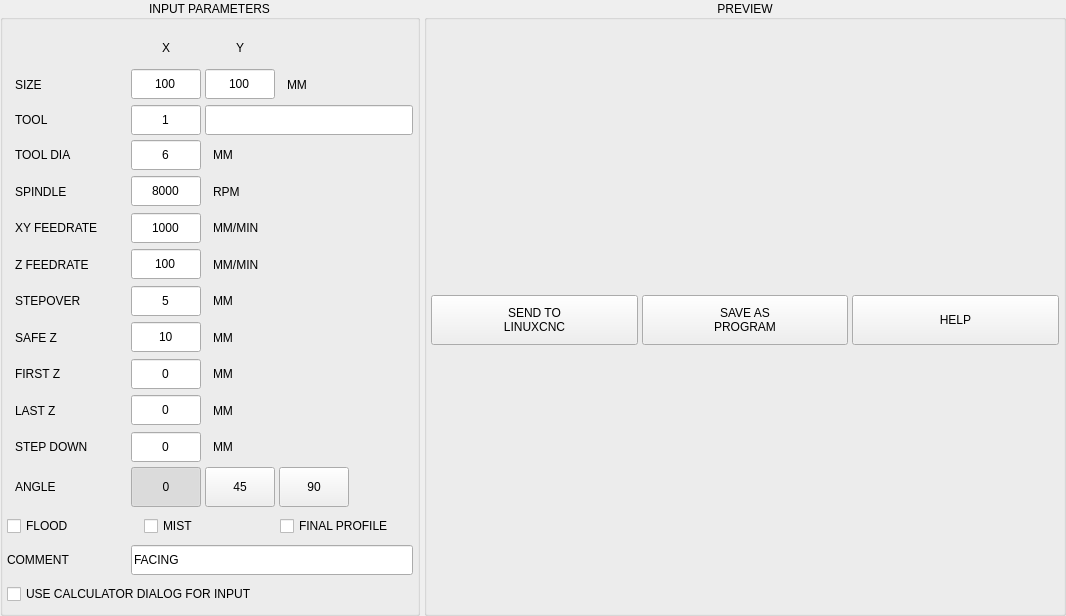
Old version of the form utils/facing.ui in the repository persei802/QtDragon_hd.
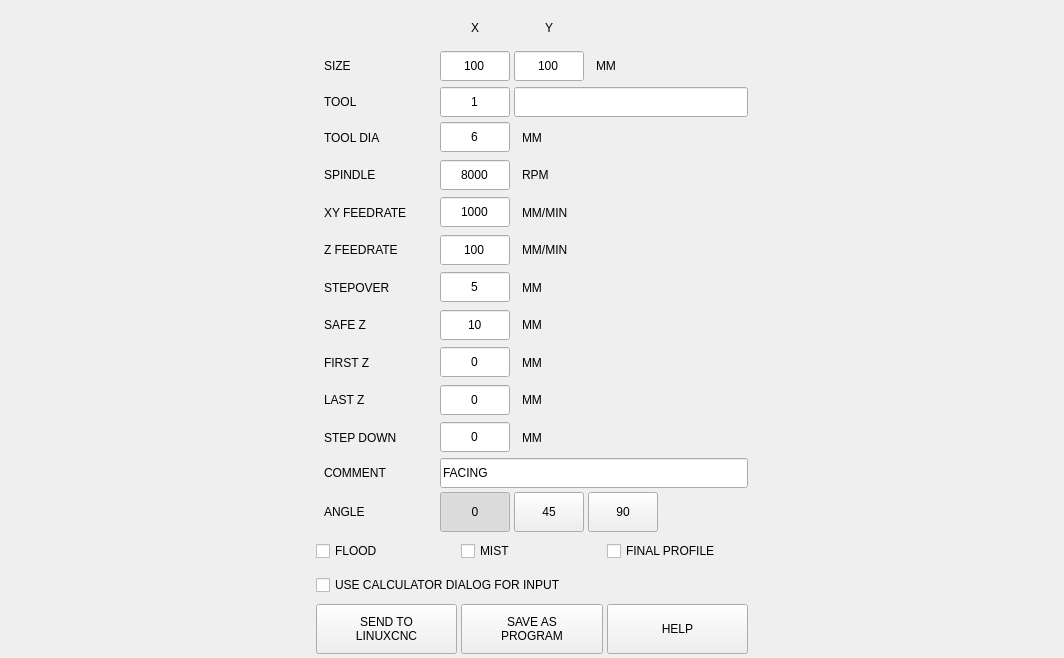
New version of the form.

Commit message: removed previews - toolpath can be seen in main display

Patch:
```diff
--- a/utils/facing.ui
+++ b/utils/facing.ui
@@ -6,14 +6,14 @@
    <rect>
     <x>0</x>
     <y>0</y>
-    <width>1066</width>
-    <height>616</height>
+    <width>1064</width>
+    <height>658</height>
    </rect>
   </property>
   <property name="windowTitle">
    <string>Form</string>
   </property>
-  <layout class="QVBoxLayout" name="verticalLayout_3">
+  <layout class="QHBoxLayout" name="horizontalLayout">
    <property name="spacing">
     <number>4</number>
    </property>
@@ -31,27 +31,9 @@
    </property>
    <item>
     <widget class="QFrame" name="frame_facing">
-     <layout class="QHBoxLayout" name="horizontalLayout" stretch="0,1">
-      <property name="spacing">
-       <number>4</number>
-      </property>
-      <property name="leftMargin">
-       <number>0</number>
-      </property>
-      <property name="topMargin">
-       <number>0</number>
-      </property>
-      <property name="rightMargin">
-       <number>0</number>
-      </property>
-      <property name="bottomMargin">
-       <number>0</number>
-      </property>
-      <item>
-       <widget class="QGroupBox" name="groupbox_parameters">
         <property name="minimumSize">
          <size>
-          <width>420</width>
+       <width>440</width>
           <height>0</height>
          </size>
         </property>
@@ -61,13 +43,7 @@
           <height>16777215</height>
          </size>
         </property>
-        <property name="title">
-         <string>INPUT PARAMETERS</string>
-        </property>
-        <property name="alignment">
-         <set>Qt::AlignCenter</set>
-        </property>
-        <layout class="QVBoxLayout" name="verticalLayout" stretch="0,0,0,0,0,0,0,0,0,0,0,0,0,0,0,1">
+     <layout class="QVBoxLayout" name="verticalLayout" stretch="0,0,0,0,0,0,0,0,0,0,0,0,0,0,0,0,0">
          <property name="spacing">
           <number>4</number>
          </property>
@@ -1117,6 +1093,72 @@
            </item>
           </layout>
          </item>
+      <item>
+       <layout class="QHBoxLayout" name="horizontalLayout_15">
+        <property name="topMargin">
+         <number>0</number>
+        </property>
+        <item>
+         <widget class="QLabel" name="lbl_comment">
+          <property name="minimumSize">
+           <size>
+            <width>120</width>
+            <height>0</height>
+           </size>
+          </property>
+          <property name="maximumSize">
+           <size>
+            <width>120</width>
+            <height>16777215</height>
+           </size>
+          </property>
+          <property name="toolTip">
+           <string>Comment for gcode file</string>
+          </property>
+          <property name="text">
+           <string>COMMENT</string>
+          </property>
+          <property name="indent">
+           <number>8</number>
+          </property>
+         </widget>
+        </item>
+        <item>
+         <widget class="QLineEdit" name="lineEdit_comment">
+          <property name="sizePolicy">
+           <sizepolicy hsizetype="Preferred" vsizetype="Preferred">
+            <horstretch>0</horstretch>
+            <verstretch>0</verstretch>
+           </sizepolicy>
+          </property>
+          <property name="minimumSize">
+           <size>
+            <width>0</width>
+            <height>30</height>
+           </size>
+          </property>
+          <property name="maximumSize">
+           <size>
+            <width>16777215</width>
+            <height>30</height>
+           </size>
+          </property>
+          <property name="focusPolicy">
+           <enum>Qt::ClickFocus</enum>
+          </property>
+          <property name="toolTip">
+           <string/>
+          </property>
+          <property name="text">
+           <string>FACING</string>
+          </property>
+          <property name="maxLength">
+           <number>40</number>
+          </property>
+         </widget>
+        </item>
+       </layout>
+      </item>
          <item>
           <layout class="QHBoxLayout" name="horizontalLayout_11">
            <property name="topMargin">
@@ -1346,69 +1388,6 @@
            </item>
           </layout>
          </item>
-         <item>
-          <layout class="QHBoxLayout" name="horizontalLayout_15">
-           <property name="topMargin">
-            <number>0</number>
-           </property>
-           <item>
-            <widget class="QLabel" name="lbl_comment">
-             <property name="minimumSize">
-              <size>
-               <width>120</width>
-               <height>0</height>
-              </size>
-             </property>
-             <property name="maximumSize">
-              <size>
-               <width>120</width>
-               <height>16777215</height>
-              </size>
-             </property>
-             <property name="toolTip">
-              <string>Comment for gcode file</string>
-             </property>
-             <property name="text">
-              <string>COMMENT</string>
-             </property>
-            </widget>
-           </item>
-           <item>
-            <widget class="QLineEdit" name="lineEdit_comment">
-             <property name="sizePolicy">
-              <sizepolicy hsizetype="Preferred" vsizetype="Preferred">
-               <horstretch>0</horstretch>
-               <verstretch>0</verstretch>
-              </sizepolicy>
-             </property>
-             <property name="minimumSize">
-              <size>
-               <width>0</width>
-               <height>30</height>
-              </size>
-             </property>
-             <property name="maximumSize">
-              <size>
-               <width>16777215</width>
-               <height>30</height>
-              </size>
-             </property>
-             <property name="focusPolicy">
-              <enum>Qt::ClickFocus</enum>
-             </property>
-             <property name="toolTip">
-              <string/>
-             </property>
-             <property name="text">
-              <string>FACING</string>
-             </property>
-             <property name="maxLength">
-              <number>40</number>
-             </property>
-            </widget>
-           </item>
-          </layout>
-         </item>
          <item>
           <widget class="QCheckBox" name="chk_use_calc">
            <property name="sizePolicy">
@@ -1437,46 +1416,6 @@
            </property>
           </widget>
          </item>
-        </layout>
-       </widget>
-      </item>
-      <item>
-       <widget class="QGroupBox" name="groupbox_preview">
-        <property name="sizePolicy">
-         <sizepolicy hsizetype="Expanding" vsizetype="Preferred">
-          <horstretch>0</horstretch>
-          <verstretch>0</verstretch>
-         </sizepolicy>
-        </property>
-        <property name="title">
-         <string>PREVIEW</string>
-        </property>
-        <property name="alignment">
-         <set>Qt::AlignCenter</set>
-        </property>
-        <layout class="QVBoxLayout" name="layout_gb_preview">
-         <property name="spacing">
-          <number>4</number>
-         </property>
-         <property name="leftMargin">
-          <number>4</number>
-         </property>
-         <property name="topMargin">
-          <number>12</number>
-         </property>
-         <property name="rightMargin">
-          <number>4</number>
-         </property>
-         <property name="bottomMargin">
-          <number>4</number>
-         </property>
-         <item>
-          <layout class="QVBoxLayout" name="layout_preview">
-           <property name="spacing">
-            <number>4</number>
-           </property>
-          </layout>
-         </item>
          <item>
           <widget class="QWidget" name="widget_buttons" native="true">
            <property name="minimumSize">
@@ -1594,9 +1533,6 @@
               <property name="checkable">
                <bool>false</bool>
               </property>
-             </widget>
-            </item>
-           </layout>
           </widget>
          </item>
         </layout>
```
Lines whose indentation alone changed are shown as unchanged. The commit also changes 8 other files.
